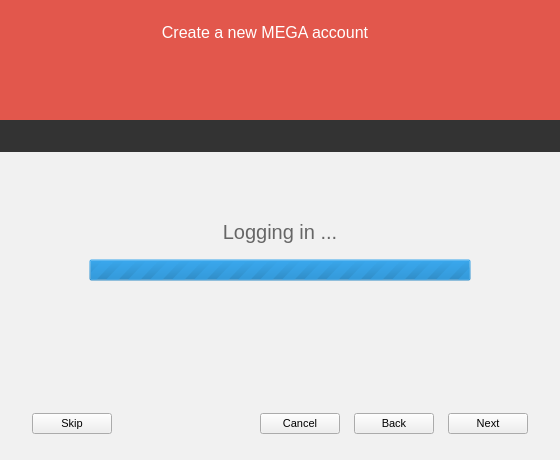
Above: src/MEGASync/gui/linux/SetupWizard.ui from meganz/MEGAsync before the change. Below: the same form after it.
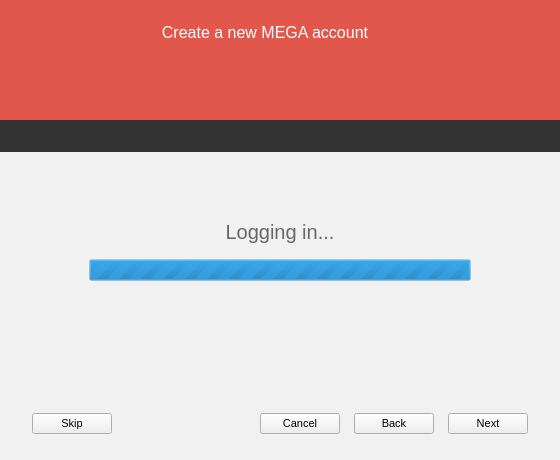
That is the form after the change. The open tabs and pages were chosen to show the change. Icons and pictures are not drawn. Custom widgets are drawn as their Qt base class.

The edit to the form file:
```diff
--- a/src/MEGASync/gui/linux/SetupWizard.ui
+++ b/src/MEGASync/gui/linux/SetupWizard.ui
@@ -1186,7 +1186,7 @@
              <string notr="true"/>
             </property>
             <property name="text">
-             <string>Logging in ...</string>
+             <string>Logging in...</string>
             </property>
             <property name="alignment">
              <set>Qt::AlignCenter</set>
```
